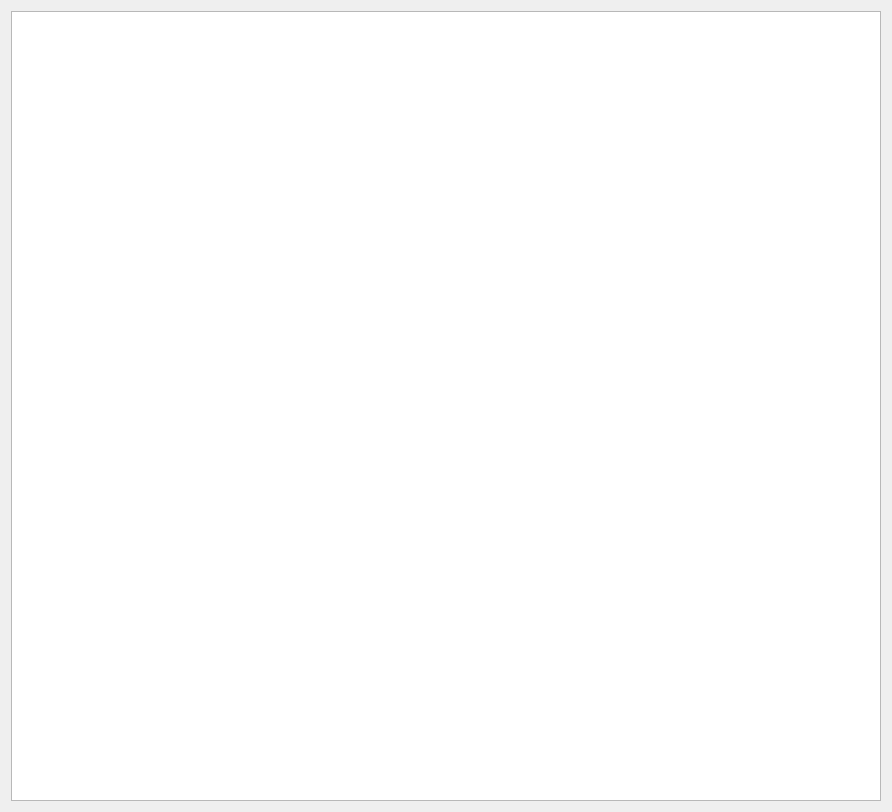
Before: the Qt Designer form src/MainScreen/StationControl/ui_StationControl.ui in ScrollDP/CCSMTR, drawn with Qt 5.
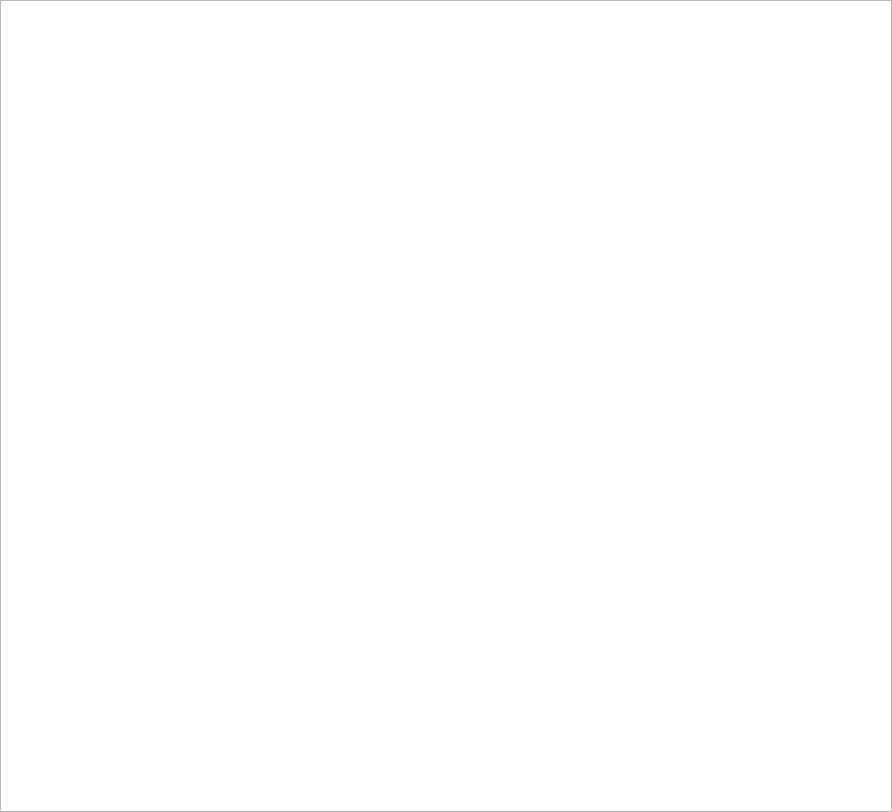
After: the same form once the commit is applied.

Patch:
```diff
--- a/src/MainScreen/StationControl/ui_StationControl.ui
+++ b/src/MainScreen/StationControl/ui_StationControl.ui
@@ -26,6 +26,18 @@
    <string/>
   </property>
   <layout class="QVBoxLayout" name="verticalLayout">
+   <property name="leftMargin">
+    <number>0</number>
+   </property>
+   <property name="topMargin">
+    <number>0</number>
+   </property>
+   <property name="rightMargin">
+    <number>0</number>
+   </property>
+   <property name="bottomMargin">
+    <number>0</number>
+   </property>
    <item>
     <widget class="QGraphicsView" name="graphicsView"/>
    </item>
```
